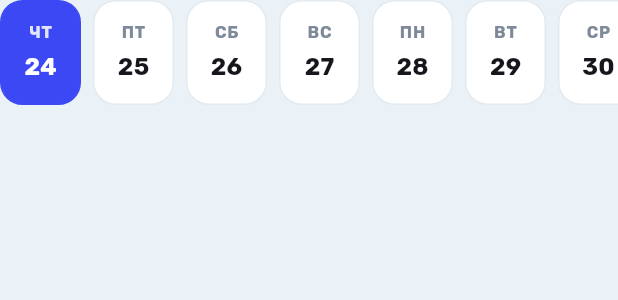
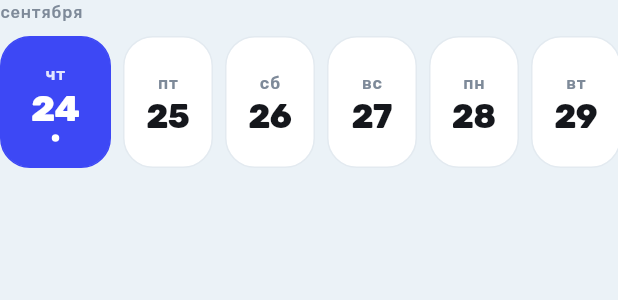
Before and after one commit to Cubleon/SportVenueApp, a Flutter app: the DateStrip widget shown alone on an empty page, opened directly with empty values, on a phone screen of 412 x 824 dp. Shown: the top 300 px of the screen. Run offline on Flutter 3.47's test engine with Material 3 defaults, Android fonts, the phone set to English and light mode, and no system bars; our stand-ins replace flutter_secure_storage; missing offline and left inert: maplibre; accounts and stored records are empty.

Commit message:
ui: the date strip picks up the experiment's calendar
Booking and create-a-game share one strip, so both get it: the chosen
day grows and fills with the accent instead of only tinting, the number
carries the weight, and today keeps a dot. Above the strip sits the
month of the selected day — two weeks cross one, and a bare "1" after a
"31" is a riddle.

Same tokens as the rest of the app, so it holds in both themes. Four
goldens move with it.

Co-Authored-By: Claude Opus 5 <noreply@anthropic.com>
Claude-Session: https://claude.ai/code/session_01TRhzv8qYN7udE6VwUQJWdd

```diff
--- a/lib/src/widgets/shared_widgets.dart
+++ b/lib/src/widgets/shared_widgets.dart
@@ -1017,68 +1017,120 @@ class DateStrip extends StatelessWidget {
   @override
   Widget build(BuildContext context) {
     final start = DateTime(now.year, now.month, now.day);
-    return SizedBox(
-      height: context.scaled(70),
+    return Column(
+      crossAxisAlignment: CrossAxisAlignment.start,
+      children: [
+        // Two weeks can cross a month, and a bare "1" after a "31" is a
+        // riddle. The month of the day you are on answers it.
+        Padding(
+          padding: const EdgeInsets.only(bottom: 8),
+          child: Text(
+            AppFormatters.monthGenitive(selected),
+            style: context.text.labelSmall?.copyWith(color: context.colors.dim),
+          ),
+        ),
+        SizedBox(
+          height: context.scaled(88, max: 1.45),
           child: ListView.separated(
             scrollDirection: Axis.horizontal,
             itemBuilder: (context, index) {
               final date = start.add(Duration(days: index));
-          final isSelected = DateUtils.isSameDay(date, selected);
+              return _DayCard(
+                date: date,
+                isSelected: DateUtils.isSameDay(date, selected),
+                isToday: index == 0,
+                onTap: withSelectionFeedback(() => onSelect(date)),
+              );
+            },
+            separatorBuilder: (_, _) => const SizedBox(width: 8),
+            itemCount: days,
+          ),
+        ),
+      ],
+    );
+  }
+}
+
+/// One day in [DateStrip]. The chosen one grows and fills: on a screen where
+/// every later step depends on the date, the date should be the thing your eye
+/// lands on first.
+class _DayCard extends StatelessWidget {
+  const _DayCard({
+    required this.date,
+    required this.isSelected,
+    required this.isToday,
+    required this.onTap,
+  });
+
+  final DateTime date;
+  final bool isSelected;
+  final bool isToday;
+  final VoidCallback? onTap;
+
+  @override
+  Widget build(BuildContext context) {
+    final colors = context.colors;
     return Semantics(
       selected: isSelected,
       button: true,
       child: GestureDetector(
-              onTap: withSelectionFeedback(() => onSelect(date)),
+        onTap: onTap,
         child: AnimatedContainer(
-                duration: const Duration(milliseconds: 160),
-                width: context.scaled(54),
+          duration: const Duration(milliseconds: 180),
+          curve: Curves.easeOut,
+          width: context.scaled(isSelected ? 74 : 60, max: 1.3),
           decoration: BoxDecoration(
-                  color: isSelected
-                      ? context.colors.accent
-                      : context.colors.surface,
-                  borderRadius: BorderRadius.circular(15),
+            color: isSelected ? colors.accent : colors.surface,
+            borderRadius: BorderRadius.circular(20),
             border: Border.all(
-                    color: isSelected
-                        ? context.colors.accent
-                        : context.colors.border,
+              color: isSelected ? colors.accent : colors.border,
             ),
           ),
           child: Column(
             mainAxisAlignment: MainAxisAlignment.center,
             children: [
               Text(
-                      AppFormatters.weekdayShort(date).toUpperCase(),
+                AppFormatters.weekdayShort(date),
                 style: context.text.labelSmall?.copyWith(
                   color: isSelected
-                            ? context.colors.onAccent.withValues(alpha: 0.85)
-                            : context.colors.dim,
-                        fontWeight: FontWeight.w700,
+                      ? colors.onAccent.withValues(alpha: 0.85)
+                      : colors.dim,
+                  fontWeight: FontWeight.w600,
                 ),
               ),
-                    const SizedBox(height: 4),
+              const SizedBox(height: 2),
               Text(
                 '${date.day}',
-                      style: context.text.titleMedium?.copyWith(
-                        color: isSelected
-                            ? context.colors.onAccent
-                            : context.colors.ink,
-                        fontWeight: FontWeight.w700,
+                style:
+                    (isSelected
+                            ? context.text.headlineSmall
+                            : context.text.titleLarge)
+                        ?.copyWith(
+                          color: isSelected ? colors.onAccent : colors.ink,
+                          fontWeight: FontWeight.w800,
+                          letterSpacing: -0.6,
+                          height: 1.1,
                         ),
               ),
+              if (isToday) ...[
+                const SizedBox(height: 4),
+                Container(
+                  width: 5,
+                  height: 5,
+                  decoration: BoxDecoration(
+                    shape: BoxShape.circle,
+                    color: isSelected ? colors.onAccent : colors.accent,
+                  ),
+                ),
+              ],
             ],
           ),
         ),
       ),
     );
-        },
-        separatorBuilder: (_, _) => const SizedBox(width: 8),
-        itemCount: days,
-      ),
-    );
   }
 }
 
-/// How long the court is wanted for. Three values, all on screen.
 class DurationPicker extends StatelessWidget {
   const DurationPicker({
     super.key,
```
Also changed, not shown: 4 other files. Lines whose indentation alone changed are shown as unchanged.
